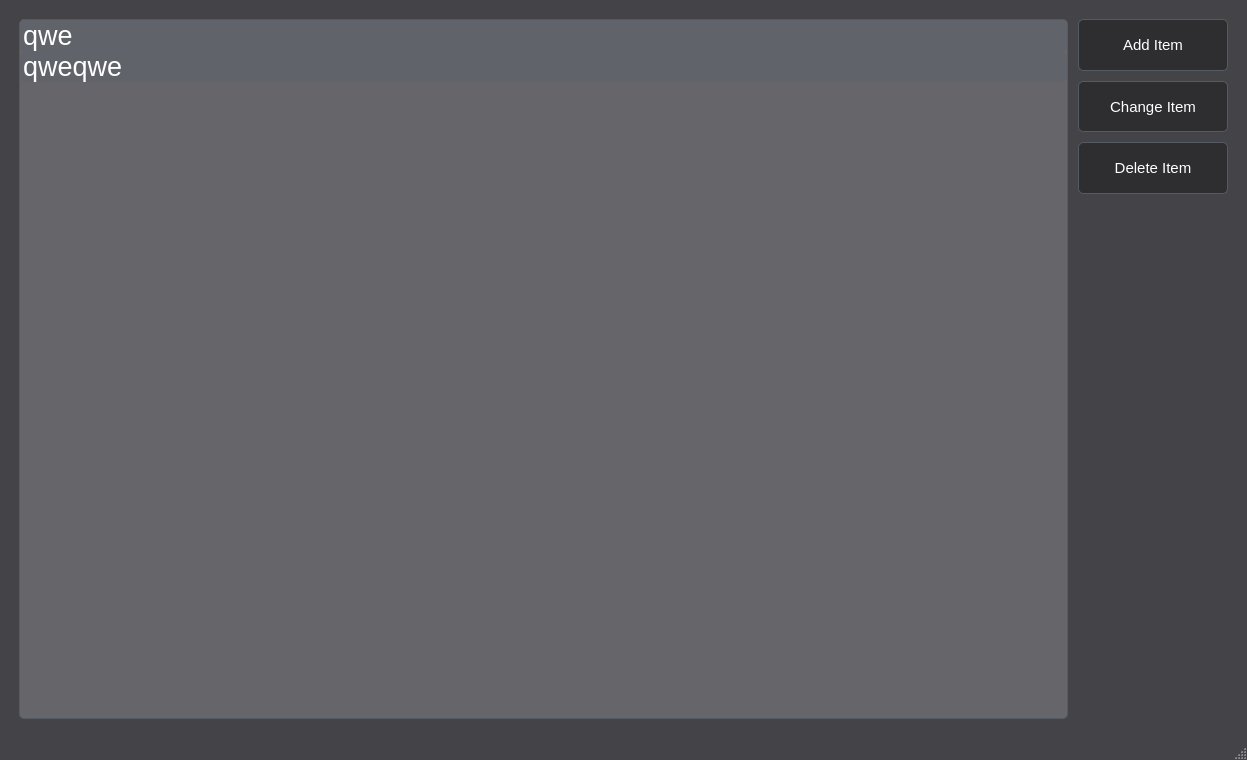
Before: the Qt Designer form mainwindow/mainwindow.ui in zoiska/qTodo-List, drawn with Qt 5.
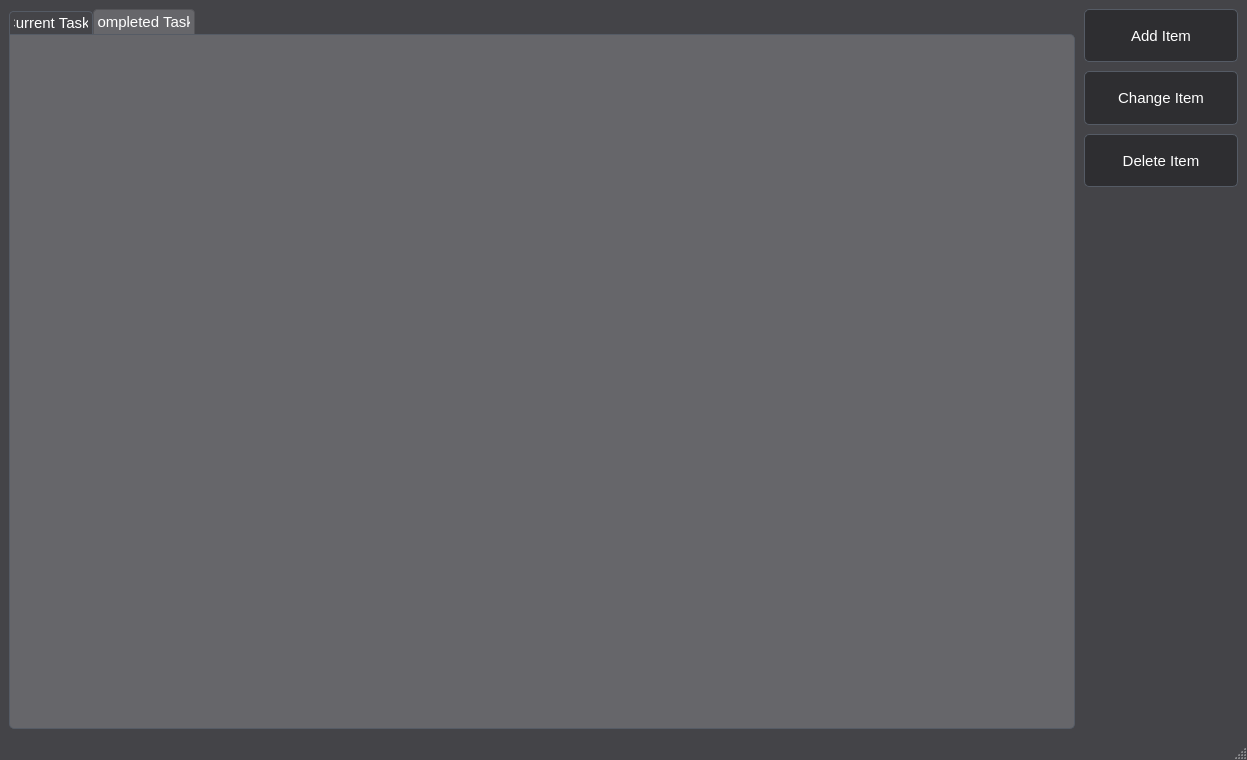
After: the same form once the commit is applied. The open tabs and pages were chosen to show the change.

Commit message: adding tabs, adding completed items to completed list

```diff
--- a/mainwindow/mainwindow.ui
+++ b/mainwindow/mainwindow.ui
@@ -23,8 +23,28 @@
 	color: #ffffff;
 }
 
-QMenu{
-	background-color: #66666a;
+QMenuBar::item {
+    padding: 1px 4px;
+    background: #444448;
+    border-radius: 4px;
+}
+
+QMenuBar::item:selected {
+    background: #a8a8a8;
+}
+
+QMenuBar::item:pressed {
+    background: #888888;
+}
+
+QMenu {
+	background-color: #444448;
+	border: 1px solid #555b65;
+	border-radius: 2px;
+}
+
+QMenu::item {
+	background-color: #444448;
 	color: #ffffff;
 }
 
@@ -36,7 +56,9 @@
 QListWidget {
 	background-color: #66666a;
 	border: 1px solid #555b65;
-    border-radius: 5px;
+	border-top-right-radius: 5px;
+	border-bottom-left-radius: 5px;
+    border-bottom-right-radius: 5px;
 }
 
 QListWidget::item{
@@ -49,6 +71,37 @@
 	background-color: #6d717b;
 }
 
+QTabWidget::pane {
+	background-color: #444448;
+	color: #444448;
+	border-radius: 5px;
+}
+
+QTabBar::tab {
+	background-color: #444448;
+	color: #ffffff;
+	border-top: 1px solid #555b65;
+	border-left: 1px solid #555b65;
+	border-right: 1px solid #555b65;
+	border-top-left-radius: 4px;
+    border-top-right-radius: 4px;
+	font-size: 15px;
+	padding: 4px;
+}
+
+QTabBar::tab:selected, QTabBar::tab:hover {
+    background: #66666a;
+}
+
+QTabBar::tab:selected {
+    border-color: #545458;
+    border-bottom-color: #555b65;
+}
+
+QTabBar::tab:!selected {
+    margin-top: 2px;
+}
+
 QTextEdit {
 	background-color: #66666a;
 	color: #ffffff;
@@ -97,31 +150,183 @@
      <verstretch>0</verstretch>
     </sizepolicy>
    </property>
-   <layout class="QHBoxLayout" name="horizontalLayout">
+   <layout class="QVBoxLayout" name="verticalLayout_2">
+    <property name="leftMargin">
+     <number>9</number>
+    </property>
+    <property name="topMargin">
+     <number>9</number>
+    </property>
+    <property name="rightMargin">
+     <number>9</number>
+    </property>
     <item>
      <layout class="QGridLayout" name="gridLayout" rowstretch="0" columnstretch="7,1">
       <property name="sizeConstraint">
        <enum>QLayout::SetMaximumSize</enum>
       </property>
       <property name="leftMargin">
-       <number>10</number>
+       <number>0</number>
       </property>
       <property name="topMargin">
-       <number>10</number>
+       <number>0</number>
       </property>
       <property name="rightMargin">
-       <number>10</number>
+       <number>0</number>
       </property>
       <property name="bottomMargin">
-       <number>10</number>
+       <number>0</number>
       </property>
       <property name="spacing">
-       <number>10</number>
+       <number>0</number>
       </property>
+      <item row="0" column="0">
+       <widget class="QTabWidget" name="tabWidget">
+        <property name="font">
+         <font>
+          <pointsize>9</pointsize>
+         </font>
+        </property>
+        <property name="tabPosition">
+         <enum>QTabWidget::North</enum>
+        </property>
+        <property name="tabShape">
+         <enum>QTabWidget::Rounded</enum>
+        </property>
+        <property name="currentIndex">
+         <number>0</number>
+        </property>
+        <widget class="QWidget" name="tab">
+         <attribute name="title">
+          <string notr="true">Current Tasks</string>
+         </attribute>
+         <layout class="QVBoxLayout" name="verticalLayout_3">
+          <property name="leftMargin">
+           <number>0</number>
+          </property>
+          <property name="topMargin">
+           <number>0</number>
+          </property>
+          <property name="rightMargin">
+           <number>9</number>
+          </property>
+          <property name="bottomMargin">
+           <number>0</number>
+          </property>
+          <item>
+           <widget class="QListWidget" name="listWidget">
+            <property name="sizePolicy">
+             <sizepolicy hsizetype="Expanding" vsizetype="Expanding">
+              <horstretch>0</horstretch>
+              <verstretch>0</verstretch>
+             </sizepolicy>
+            </property>
+            <property name="font">
+             <font>
+              <pointsize>20</pointsize>
+             </font>
+            </property>
+            <property name="lineWidth">
+             <number>3</number>
+            </property>
+            <property name="midLineWidth">
+             <number>3</number>
+            </property>
+            <property name="dragEnabled">
+             <bool>true</bool>
+            </property>
+            <property name="dragDropMode">
+             <enum>QAbstractItemView::DragDrop</enum>
+            </property>
+            <property name="defaultDropAction">
+             <enum>Qt::MoveAction</enum>
+            </property>
+            <property name="movement">
+             <enum>QListView::Snap</enum>
+            </property>
+            <property name="flow">
+             <enum>QListView::TopToBottom</enum>
+            </property>
+            <property name="isWrapping" stdset="0">
+             <bool>false</bool>
+            </property>
+            <property name="spacing">
+             <number>15</number>
+            </property>
+            <property name="wordWrap">
+             <bool>false</bool>
+            </property>
+           </widget>
+          </item>
+         </layout>
+        </widget>
+        <widget class="QWidget" name="tab_2">
+         <attribute name="title">
+          <string notr="true">Completed Tasks</string>
+         </attribute>
+         <layout class="QVBoxLayout" name="verticalLayout_4">
+          <property name="leftMargin">
+           <number>0</number>
+          </property>
+          <property name="topMargin">
+           <number>0</number>
+          </property>
+          <property name="bottomMargin">
+           <number>0</number>
+          </property>
+          <item>
+           <widget class="QListWidget" name="listWidget_2">
+            <property name="sizePolicy">
+             <sizepolicy hsizetype="Expanding" vsizetype="Expanding">
+              <horstretch>0</horstretch>
+              <verstretch>0</verstretch>
+             </sizepolicy>
+            </property>
+            <property name="font">
+             <font>
+              <pointsize>20</pointsize>
+             </font>
+            </property>
+            <property name="lineWidth">
+             <number>3</number>
+            </property>
+            <property name="midLineWidth">
+             <number>3</number>
+            </property>
+            <property name="dragEnabled">
+             <bool>true</bool>
+            </property>
+            <property name="dragDropMode">
+             <enum>QAbstractItemView::DragDrop</enum>
+            </property>
+            <property name="defaultDropAction">
+             <enum>Qt::MoveAction</enum>
+            </property>
+            <property name="movement">
+             <enum>QListView::Snap</enum>
+            </property>
+            <property name="flow">
+             <enum>QListView::TopToBottom</enum>
+            </property>
+            <property name="isWrapping" stdset="0">
+             <bool>false</bool>
+            </property>
+            <property name="spacing">
+             <number>15</number>
+            </property>
+            <property name="wordWrap">
+             <bool>false</bool>
+            </property>
+           </widget>
+          </item>
+         </layout>
+        </widget>
+       </widget>
+      </item>
       <item row="0" column="1">
        <layout class="QVBoxLayout" name="verticalLayout" stretch="1,1,1,10">
         <property name="spacing">
-         <number>10</number>
+         <number>9</number>
         </property>
         <property name="sizeConstraint">
          <enum>QLayout::SetDefaultConstraint</enum>
@@ -202,8 +407,8 @@
             <rect>
              <x>0</x>
              <y>0</y>
-             <width>148</width>
-             <height>498</height>
+             <width>151</width>
+             <height>516</height>
             </rect>
            </property>
            <property name="sizePolicy">
@@ -277,55 +482,6 @@
         </item>
        </layout>
       </item>
-      <item row="0" column="0">
-       <widget class="QListWidget" name="listWidget">
-        <property name="font">
-         <font>
-          <pointsize>20</pointsize>
-         </font>
-        </property>
-        <property name="lineWidth">
-         <number>3</number>
-        </property>
-        <property name="midLineWidth">
-         <number>3</number>
-        </property>
-        <property name="dragEnabled">
-         <bool>true</bool>
-        </property>
-        <property name="dragDropMode">
-         <enum>QAbstractItemView::DragDrop</enum>
-        </property>
-        <property name="defaultDropAction">
-         <enum>Qt::MoveAction</enum>
-        </property>
-        <property name="movement">
-         <enum>QListView::Snap</enum>
-        </property>
-        <property name="flow">
-         <enum>QListView::TopToBottom</enum>
-        </property>
-        <property name="isWrapping" stdset="0">
-         <bool>false</bool>
-        </property>
-        <property name="spacing">
-         <number>15</number>
-        </property>
-        <property name="wordWrap">
-         <bool>false</bool>
-        </property>
-        <item>
-         <property name="text">
-          <string>qwe</string>
-         </property>
-        </item>
-        <item>
-         <property name="text">
-          <string>qweqwe</string>
-         </property>
-        </item>
-       </widget>
-      </item>
      </layout>
     </item>
    </layout>
```
Left out of the diff: 3 changed lines with no effect on the pictures. The commit also changes 4 other files.
